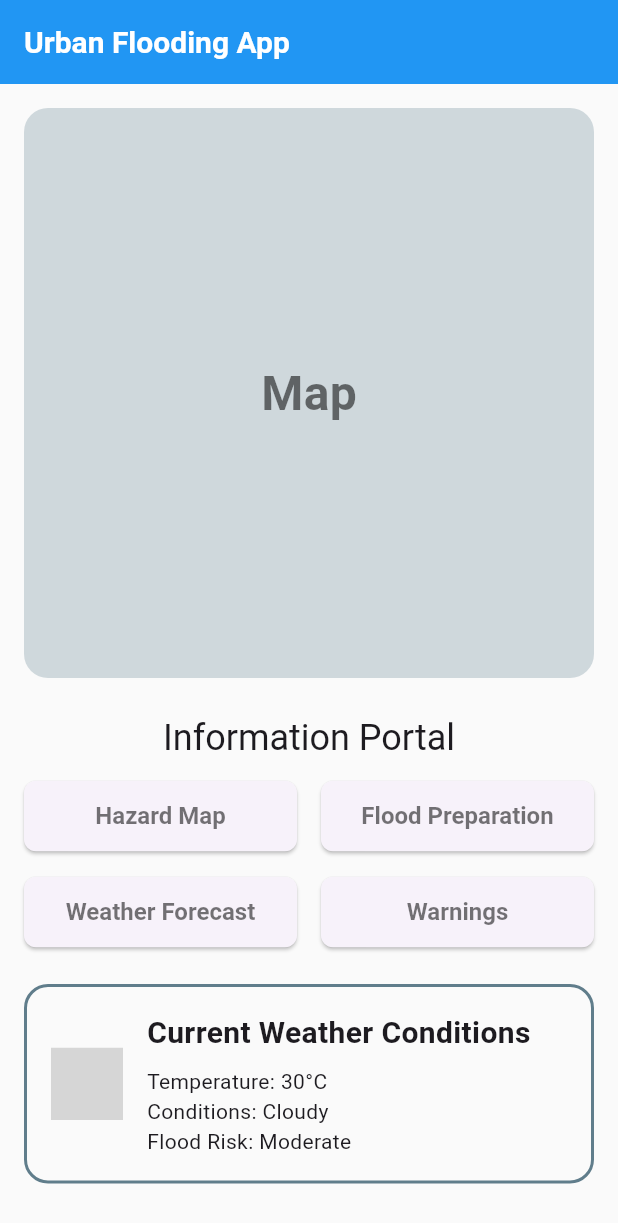
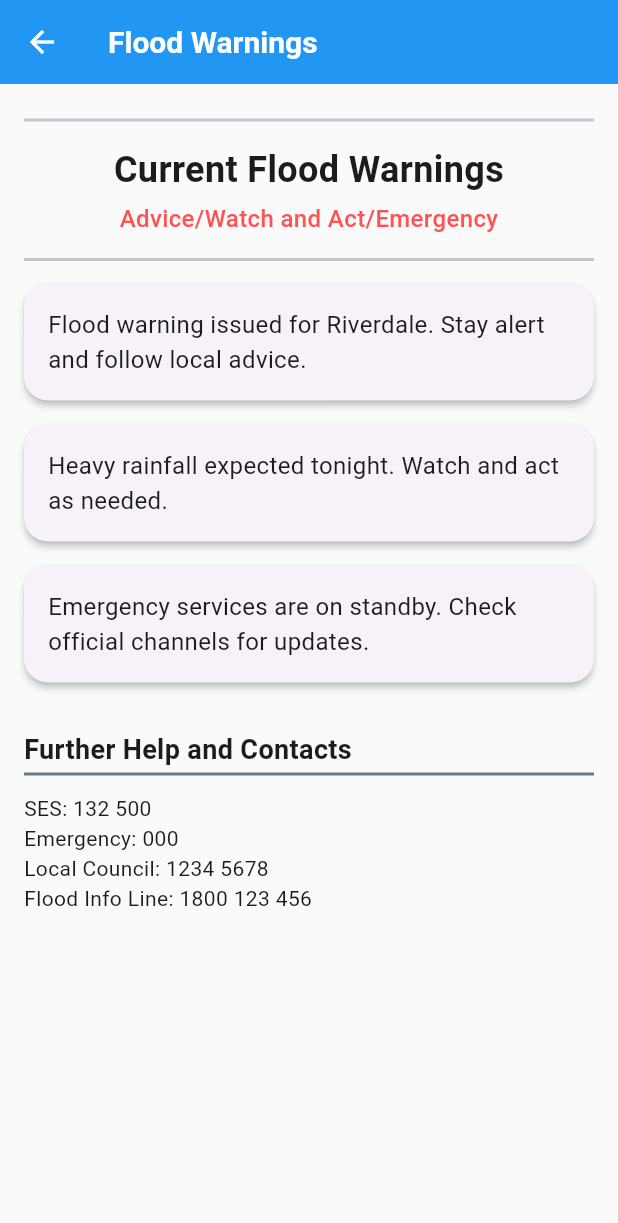
Before and after one commit to nharpa/urban_flooding, a Flutter app: the screen it shows after launch, after a tap on "Warnings", on a phone screen of 412 x 824 dp. Shown: the top 1223 px of the screen. Run offline on Flutter 3.47's test engine with Material 3 defaults, Android fonts, the phone set to English and light mode, and no system bars; our stand-ins replace fl_chart, flutter_svg; grey boxes are pictures that could not be loaded.

Commit message:
Added warnings page wireframe

```diff
--- a/lib/pages/homepage.dart
+++ b/lib/pages/homepage.dart
@@ -3,6 +3,7 @@ import 'package:urban_flooding/widgets/home_page_button.dart';
 import 'package:urban_flooding/pages/floodpreparation.dart';
 import 'package:urban_flooding/widgets/weather_card.dart';
 import 'package:urban_flooding/pages/weatherforcast.dart';
+import 'package:urban_flooding/pages/warnings.dart';
 
 class Homepage extends StatelessWidget {
   const Homepage({super.key});
@@ -79,7 +80,17 @@ class Homepage extends StatelessWidget {
             ),
             const SizedBox(width: 16),
             Expanded(
-              child: HomePageButton(buttonText: "Warnings", onPressed: () {}),
+              child: HomePageButton(
+                buttonText: "Warnings",
+                onPressed: () {
+                  Navigator.push(
+                    context,
+                    MaterialPageRoute(
+                      builder: (context) => const WarningsPage(),
+                    ),
+                  );
+                },
+              ),
             ),
           ],
         ),
--- /dev/null
+++ b/lib/pages/warnings.dart
@@ -0,0 +1,97 @@
+import 'package:flutter/material.dart';
+
+class WarningsPage extends StatelessWidget {
+  const WarningsPage({super.key});
+
+  Widget _buildTitle() {
+    return Column(
+      children: [
+        const Divider(thickness: 2),
+        const SizedBox(height: 8),
+        const Text(
+          'Current Flood Warnings',
+          style: TextStyle(fontSize: 24, fontWeight: FontWeight.bold),
+          textAlign: TextAlign.center,
+        ),
+        const SizedBox(height: 4),
+        const Text(
+          'Advice/Watch and Act/Emergency',
+          style: TextStyle(
+            fontSize: 16,
+            fontWeight: FontWeight.w500,
+            color: Colors.redAccent,
+          ),
+          textAlign: TextAlign.center,
+        ),
+        const SizedBox(height: 8),
+        const Divider(thickness: 2),
+      ],
+    );
+  }
+
+  List<String> getSocialMediaPosts() {
+    // Replace with API call later
+    return [
+      'Flood warning issued for Riverdale. Stay alert and follow local advice.',
+      'Heavy rainfall expected tonight. Watch and act as needed.',
+      'Emergency services are on standby. Check official channels for updates.',
+    ];
+  }
+
+  Widget _buildSocialMediaCards() {
+    final posts = getSocialMediaPosts();
+    return Column(
+      children: posts
+          .map(
+            (post) => Card(
+              margin: const EdgeInsets.symmetric(vertical: 8),
+              child: Padding(
+                padding: const EdgeInsets.all(16.0),
+                child: Text(post, style: const TextStyle(fontSize: 16)),
+              ),
+            ),
+          )
+          .toList(),
+    );
+  }
+
+  Widget _buildContactsSection() {
+    return Column(
+      crossAxisAlignment: CrossAxisAlignment.start,
+      children: [
+        const SizedBox(height: 24),
+        const Text(
+          'Further Help and Contacts',
+          style: TextStyle(fontSize: 18, fontWeight: FontWeight.bold),
+        ),
+        Container(
+          margin: const EdgeInsets.only(top: 2, bottom: 12),
+          height: 2,
+          color: Colors.blueGrey,
+        ),
+        const Text('SES: 132 500'),
+        const Text('Emergency: 000'),
+        const Text('Local Council: 1234 5678'),
+        const Text('Flood Info Line: 1800 123 456'),
+      ],
+    );
+  }
+
+  @override
+  Widget build(BuildContext context) {
+    return Scaffold(
+      appBar: AppBar(title: const Text('Flood Warnings')),
+      body: SingleChildScrollView(
+        padding: const EdgeInsets.all(16.0),
+        child: Column(
+          crossAxisAlignment: CrossAxisAlignment.stretch,
+          children: [
+            _buildTitle(),
+            _buildSocialMediaCards(),
+            _buildContactsSection(),
+          ],
+        ),
+      ),
+    );
+  }
+}
--- a/lib/theme/theme.dart
+++ b/lib/theme/theme.dart
@@ -1,3 +1,8 @@
+// Dark Gray / Black: #292929
+// Beige / Sand: #e1c29a
+// Orange: #fd7004
+// Blue: #1767c0
+
 import 'package:flutter/material.dart';
 
 class AppTheme {
```
